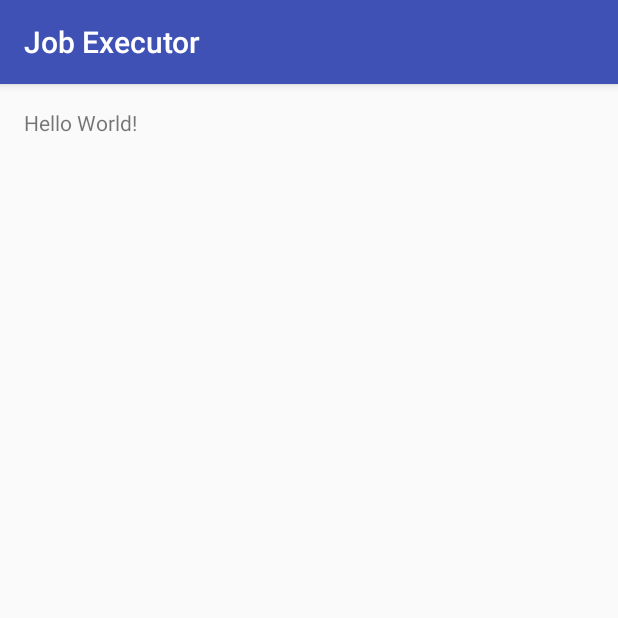
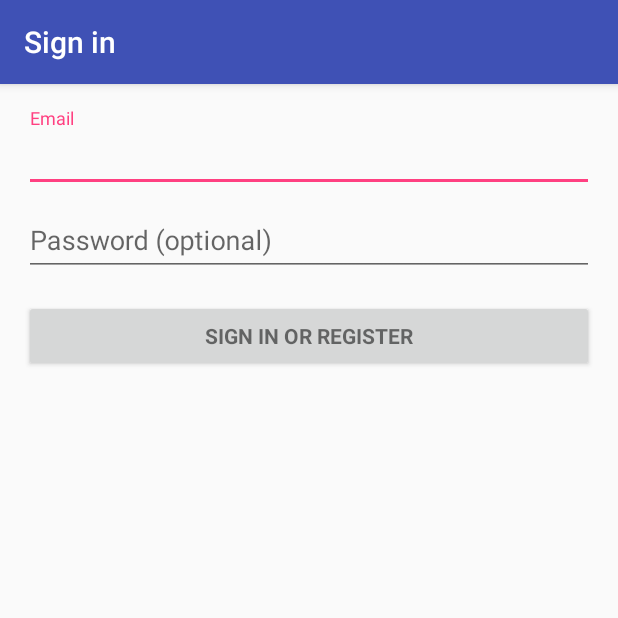
Before and after one commit to techery/job-executor, an Android app: the screen it shows after launch (MainActivity before the commit, LoginActivity after it), on a phone screen of 412 x 824 dp, the top half of it. Run offline under Robolectric (Android 15) with nearby library versions, the phone set to English and light mode, and no system bars; libraries missing offline, so code that uses them is left out: rx.functions.

Commit message:
add sample

```diff
--- a/app/build.gradle
+++ b/app/build.gradle
@@ -22,6 +22,7 @@ android {
 dependencies {
     compile fileTree(dir: 'libs', include: ['*.jar'])
     testCompile 'junit:junit:4.12'
+    compile project(':library')
     compile 'com.android.support:appcompat-v7:23.1.0'
-    compile project(':library')
+    compile 'com.android.support:design:23.1.0'
 }
--- a/app/src/main/AndroidManifest.xml
+++ b/app/src/main/AndroidManifest.xml
@@ -1,6 +1,11 @@
 <?xml version="1.0" encoding="utf-8"?>
 <manifest xmlns:android="http://schemas.android.com/apk/res/android"
     package="techery.io.jobexecutor" >
+
+    <!-- To auto-complete the email text field in the login form with the user's emails -->
+    <uses-permission android:name="android.permission.GET_ACCOUNTS" />
+    <uses-permission android:name="android.permission.READ_PROFILE" />
+    <uses-permission android:name="android.permission.READ_CONTACTS" />
 
     <application
         android:allowBackup="true"
@@ -8,7 +13,8 @@
         android:label="@string/app_name"
         android:supportsRtl="true"
         android:theme="@style/AppTheme" >
-        <activity android:name=".MainActivity" >
+        <activity android:name=".LoginActivity"
+            android:label="@string/title_activity_login" >
             <intent-filter>
                 <action android:name="android.intent.action.MAIN" />
 
--- /dev/null
+++ b/app/src/main/java/techery/io/jobexecutor/Api.java
@@ -0,0 +1,10 @@
+package techery.io.jobexecutor;
+
+
+public class Api {
+
+    public void login(){
+        //do something
+    }
+
+}
--- /dev/null
+++ b/app/src/main/java/techery/io/jobexecutor/LoginActivity.java
@@ -0,0 +1,65 @@
+package techery.io.jobexecutor;
+
+import android.support.v7.app.AppCompatActivity;
+
+import android.os.Bundle;
+import android.util.Log;
+import android.view.View;
+import android.view.View.OnClickListener;
+
+import android.widget.AutoCompleteTextView;
+import android.widget.Button;
+import android.widget.EditText;
+
+import rx.functions.Action1;
+import rx.functions.Func1;
+
+
+
+public class LoginActivity extends AppCompatActivity {
+
+    private AutoCompleteTextView mEmailView;
+    private EditText mPasswordView;
+
+    private Api api;
+    private Validators validators;
+
+    @Override
+    protected void onCreate(Bundle savedInstanceState) {
+        super.onCreate(savedInstanceState);
+
+        setContentView(R.layout.activity_login);
+        mEmailView = (AutoCompleteTextView) findViewById(R.id.email);
+        mPasswordView = (EditText) findViewById(R.id.password);
+        Button signInButton = (Button) findViewById(R.id.email_sign_in_button);
+
+        api = new Api();
+        validators = new Validators();
+        signInButton.setOnClickListener(new OnClickListener() {
+            @Override
+            public void onClick(View view) {
+                attemptLogin();
+            }
+        });
+    }
+
+    private void attemptLogin(){
+        final String email = mEmailView.getText().toString();
+        final String password = mPasswordView.getText().toString();
+
+        validators.userInfoValidator.createPlainJobWith(email, password)
+                .filter(new Func1<Boolean, Boolean>() {
+                    @Override
+                    public Boolean call(Boolean aBoolean) {
+                        return aBoolean;
+                    }
+                }).subscribe(new Action1<Boolean>() {
+                    @Override
+                    public void call(Boolean aBoolean) {
+                        Log.e("Login", "true");
+                        api.login();
+                    }
+        });
+    }
+
+}
--- a/app/src/main/java/techery/io/jobexecutor/MainActivity.java
+++ /dev/null
@@ -1,13 +0,0 @@
-package techery.io.jobexecutor;
-
-import android.support.v7.app.AppCompatActivity;
-import android.os.Bundle;
-
-public class MainActivity extends AppCompatActivity {
-
-    @Override
-    protected void onCreate(Bundle savedInstanceState) {
-        super.onCreate(savedInstanceState);
-        setContentView(R.layout.activity_main);
-    }
-}
--- /dev/null
+++ b/app/src/main/java/techery/io/jobexecutor/Validators.java
@@ -0,0 +1,48 @@
+package techery.io.jobexecutor;
+
+import android.text.TextUtils;
+
+import rx.Observable;
+import rx.functions.Func1;
+import rx.functions.Func2;
+import techery.io.library.jobexecutors.Job1Executor;
+import techery.io.library.jobexecutors.Job2Executor;
+
+public class Validators {
+
+    private final Job1Executor<String, Boolean> emailValidator;
+    private final Job1Executor<String, Boolean> passwordValidator;
+
+    public final Job2Executor<String, String, Boolean> userInfoValidator;
+
+    public Validators() {
+
+        emailValidator = new Job1Executor<>(new Func1<String, Observable<Boolean>>() {
+            @Override
+            public Observable<Boolean> call(String email) {
+                return Observable.just(!TextUtils.isEmpty(email));
+            }
+        });
+
+        passwordValidator = new Job1Executor<>(new Func1<String, Observable<Boolean>>() {
+            @Override
+            public Observable<Boolean> call(String s) {
+                boolean emailValid = s != null && s.length() > 4;
+                return Observable.just(emailValid);
+            }
+        });
+
+        userInfoValidator = new Job2Executor<>(new Func2<String, String, Observable<Boolean>>() {
+            @Override
+            public Observable<Boolean> call(String email, String password) {
+                return Observable.combineLatest(emailValidator.createPlainJobWith(email), passwordValidator.createPlainJobWith(password),
+                        new Func2<Boolean, Boolean, Boolean>() {
+                            @Override
+                            public Boolean call(Boolean emailValid, Boolean passwordValid) {
+                                return emailValid && passwordValid;
+                            }
+                        });
+            }
+        });
+    }
+}
--- /dev/null
+++ b/app/src/main/res/layout/activity_login.xml
@@ -0,0 +1,41 @@
+<LinearLayout xmlns:android="http://schemas.android.com/apk/res/android"
+    xmlns:tools="http://schemas.android.com/tools" android:layout_width="match_parent"
+    android:layout_height="match_parent" android:gravity="center_horizontal"
+    android:orientation="vertical" android:paddingBottom="@dimen/activity_vertical_margin"
+    android:paddingLeft="@dimen/activity_horizontal_margin"
+    android:paddingRight="@dimen/activity_horizontal_margin"
+    android:paddingTop="@dimen/activity_vertical_margin"
+    tools:context="techery.io.jobexecutor.LoginActivity">
+
+        <LinearLayout android:id="@+id/email_login_form" android:layout_width="match_parent"
+            android:layout_height="wrap_content" android:orientation="vertical">
+
+            <android.support.design.widget.TextInputLayout android:layout_width="match_parent"
+                android:layout_height="wrap_content">
+
+                <AutoCompleteTextView android:id="@+id/email" android:layout_width="match_parent"
+                    android:layout_height="wrap_content" android:hint="@string/prompt_email"
+                    android:inputType="textEmailAddress" android:maxLines="1"
+                    android:singleLine="true" />
+
+            </android.support.design.widget.TextInputLayout>
+
+            <android.support.design.widget.TextInputLayout android:layout_width="match_parent"
+                android:layout_height="wrap_content">
+
+                <EditText android:id="@+id/password" android:layout_width="match_parent"
+                    android:layout_height="wrap_content" android:hint="@string/prompt_password"
+                    android:imeActionId="@+id/login"
+                    android:imeActionLabel="@string/action_sign_in_short"
+                    android:imeOptions="actionUnspecified" android:inputType="textPassword"
+                    android:maxLines="1" android:singleLine="true" />
+
+            </android.support.design.widget.TextInputLayout>
+
+            <Button android:id="@+id/email_sign_in_button" style="?android:textAppearanceSmall"
+                android:layout_width="match_parent" android:layout_height="wrap_content"
+                android:layout_marginTop="16dp" android:text="@string/action_sign_in"
+                android:textStyle="bold" />
+
+        </LinearLayout>
+</LinearLayout>
--- a/app/src/main/res/layout/activity_main.xml
+++ /dev/null
@@ -1,11 +0,0 @@
-<?xml version="1.0" encoding="utf-8"?>
-<RelativeLayout xmlns:android="http://schemas.android.com/apk/res/android"
-    xmlns:tools="http://schemas.android.com/tools" android:layout_width="match_parent"
-    android:layout_height="match_parent" android:paddingLeft="@dimen/activity_horizontal_margin"
-    android:paddingRight="@dimen/activity_horizontal_margin"
-    android:paddingTop="@dimen/activity_vertical_margin"
-    android:paddingBottom="@dimen/activity_vertical_margin" tools:context=".MainActivity">
-
-    <TextView android:text="Hello World!" android:layout_width="wrap_content"
-        android:layout_height="wrap_content" />
-</RelativeLayout>
--- a/app/src/main/res/values/strings.xml
+++ b/app/src/main/res/values/strings.xml
@@ -1,3 +1,17 @@
 <resources>
     <string name="app_name">Job Executor</string>
+    <string name="title_activity_login">Sign in</string>
+
+    <!-- Strings related to login -->
+    <string name="prompt_email">Email</string>
+    <string name="prompt_password">Password (optional)</string>
+    <string name="action_sign_in">Sign in or register</string>
+    <string name="action_sign_in_short">Sign in</string>
+    <string name="error_invalid_email">This email address is invalid</string>
+    <string name="error_invalid_password">This password is too short</string>
+    <string name="error_incorrect_password">This password is incorrect</string>
+    <string name="error_field_required">This field is required</string>
+    <string name="permission_rationale">"Contacts permissions are needed for providing email
+        completions."
+    </string>
 </resources>
```
Also changed, not shown: 1 other file.
